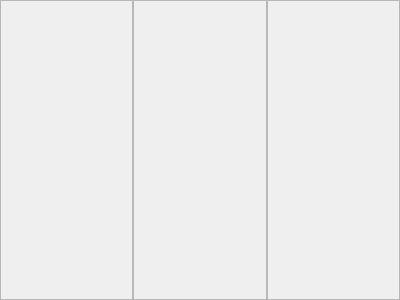
Before: the Qt Designer form CaX/widget/formBottom/listsetup.ui in fsest4u/CaX_03, drawn with Qt 5.
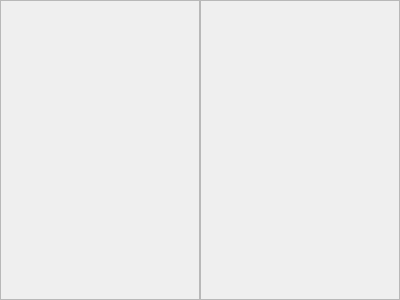
After: the same form once the commit is applied.

Commit message: [setup] audio(custom EQ 예정), internet service 기능 구현

Patch:
```diff
--- a/CaX/widget/formBottom/listsetup.ui
+++ b/CaX/widget/formBottom/listsetup.ui
@@ -83,8 +83,8 @@
      </layout>
     </widget>
    </item>
-   <item row="0" column="2">
-    <widget class="QFrame" name="frameSetupDetail">
+   <item row="0" column="0">
+    <widget class="QFrame" name="frameSetup">
      <property name="frameShape">
       <enum>QFrame::StyledPanel</enum>
      </property>
```
Left out of the diff: 29 changed lines with no effect on the pictures. The commit also changes 27 other files.
